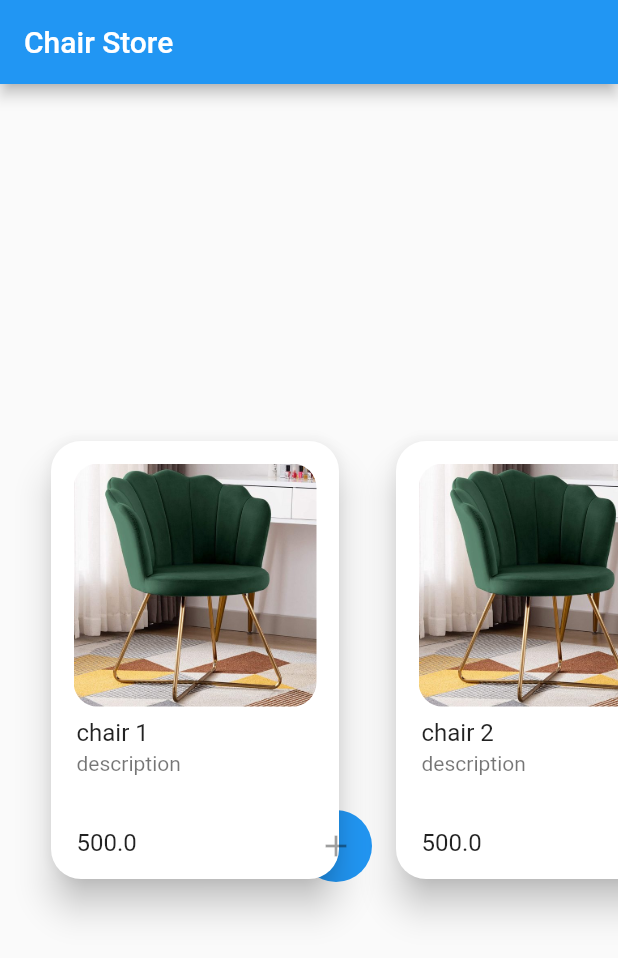
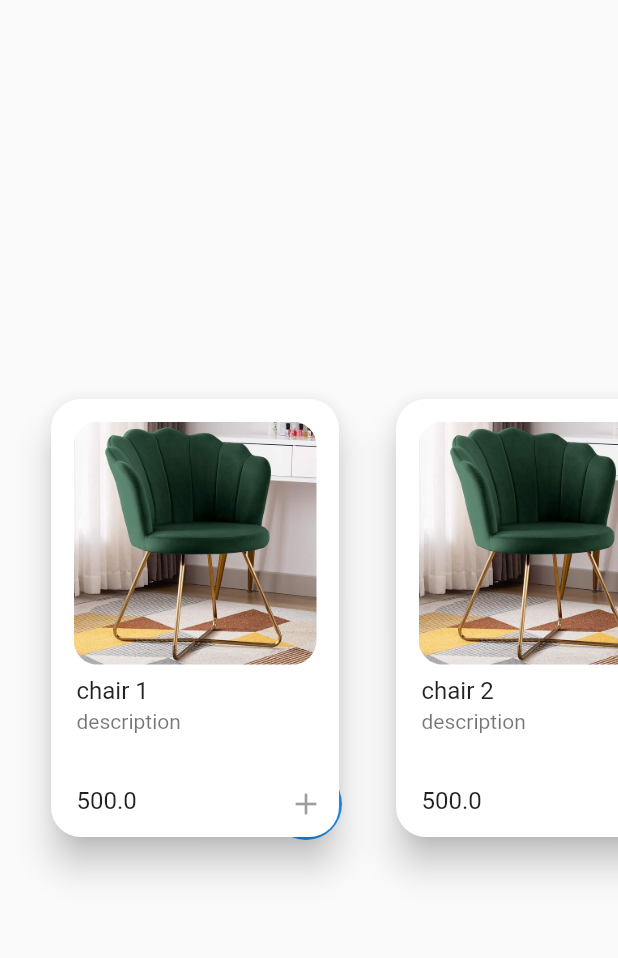
Before and after one commit to alexregiani/ui_store, a Flutter app: the screen it shows after launch, on a phone screen of 412 x 824 dp. Shown: the top 958 px of the screen. Run offline on Flutter 3.47's test engine with Material 2 defaults, Android fonts, the phone set to English and light mode, and no system bars.

```diff
--- a/lib/main.dart
+++ b/lib/main.dart
@@ -1,5 +1,6 @@
 import 'package:flutter/material.dart';
-import 'package:ui_store/product_screen.dart';
+import 'package:ui_store/presentation/products_screen/widgets/product_card_info.dart';
+import 'package:ui_store/presentation/products_screen/widgets/product_screen.dart';
 
 void main() {
   runApp(const MyApp());
@@ -12,14 +13,14 @@ class MyApp extends StatelessWidget {
   @override
   Widget build(BuildContext context) {
     return MaterialApp(
+        routes: <String, WidgetBuilder>{
+          '/root': (BuildContext context) => const ProductScreen(),
+          'ProductCardInfo': (BuildContext context) => const ProductCardInfo()
+        },
         title: 'Flutter Demo',
         theme: ThemeData(
           primarySwatch: Colors.blue,
         ),
-        home: Scaffold(
-            appBar: AppBar(
-              title: Text('Chair Store'),
-            ),
-            body: ProductScreen()));
+        home: const ProductScreen());
   }
 }
--- a/lib/presentation/products_screen/widgets/product_card.dart
+++ b/lib/presentation/products_screen/widgets/product_card.dart
@@ -55,9 +55,9 @@ class ProductCard extends StatelessWidget {
         ),
       ),
       Transform(
-        transform: Matrix4.translationValues(170, 250, 0),
+        transform: Matrix4.translationValues(150, 250, 0),
         child: Ink(
-          decoration: ShapeDecoration(
+          decoration: const ShapeDecoration(
             shape: CircleBorder(),
             color: Colors.blue,
           ),
--- /dev/null
+++ b/lib/presentation/products_screen/widgets/product_card_info.dart
@@ -0,0 +1,10 @@
+import 'package:flutter/material.dart';
+
+class ProductCardInfo extends StatelessWidget {
+  const ProductCardInfo({Key? key}) : super(key: key);
+
+  @override
+  Widget build(BuildContext context) {
+    return Placeholder();
+  }
+}
```
Also changed, not shown: lib/presentation/products_screen/widgets/product_screen.dart (renamed from lib/product_screen.dart).
